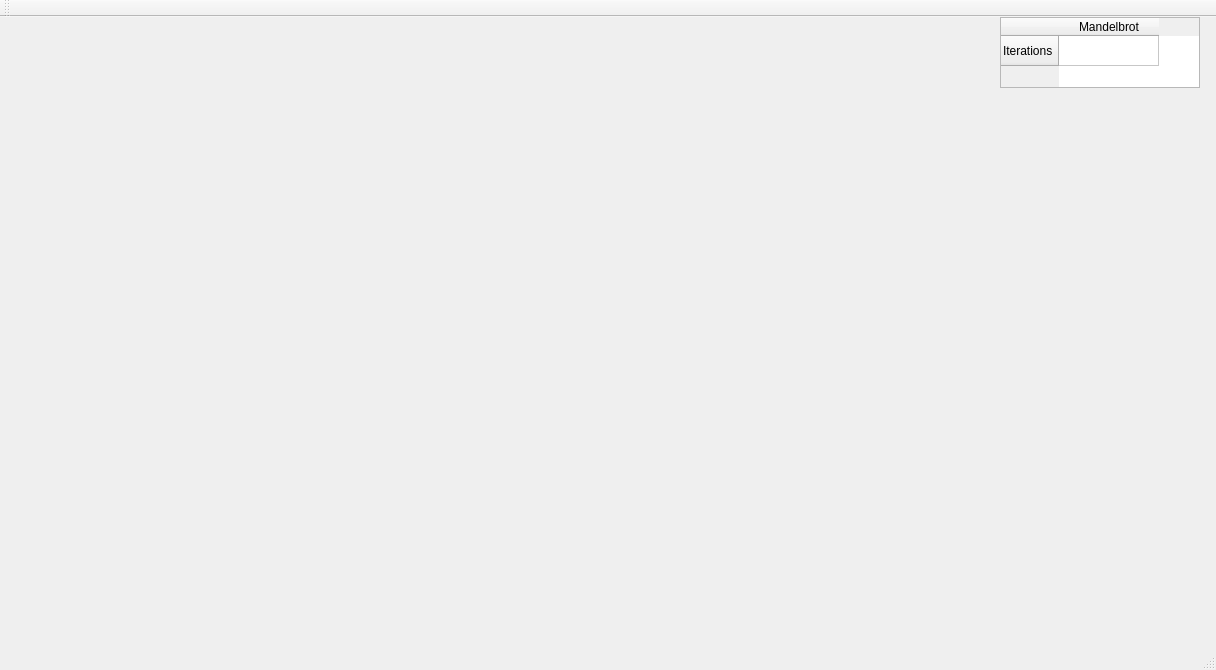
Old version of the form Mandelbrot/mainwindow.ui in the repository ltp19930730/CPE593-FinalProject.
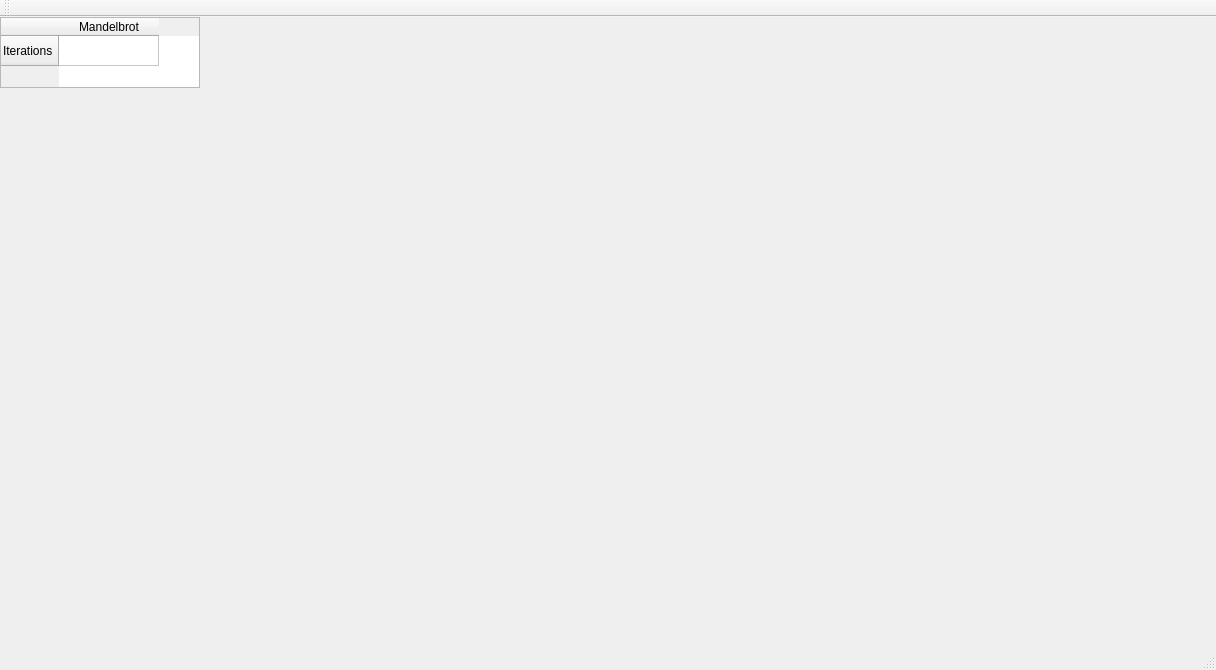
New version of the form.

What changed in the file:
```diff
--- a/Mandelbrot/mainwindow.ui
+++ b/Mandelbrot/mainwindow.ui
@@ -17,8 +17,8 @@
    <widget class="QWidget" name="GraphicsView" native="true">
     <property name="geometry">
      <rect>
-      <x>0</x>
-      <y>10</y>
+      <x>200</x>
+      <y>0</y>
       <width>601</width>
       <height>631</height>
      </rect>
@@ -27,7 +27,7 @@
    <widget class="QTableWidget" name="tableWidget">
     <property name="geometry">
      <rect>
-      <x>1000</x>
+      <x>0</x>
       <y>0</y>
       <width>200</width>
       <height>71</height>
```
